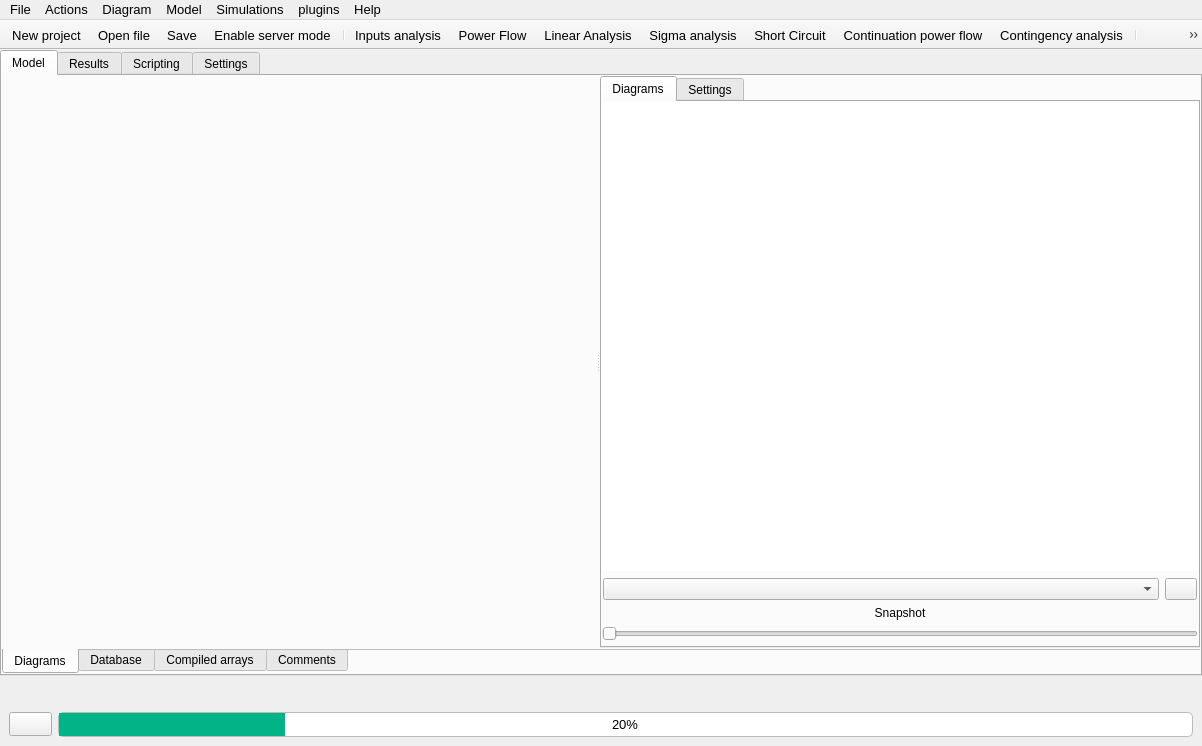
Above: src/GridCal/Gui/Main/MainWindow.ui from SanPen/GridCal before the change. Below: the same form after it.
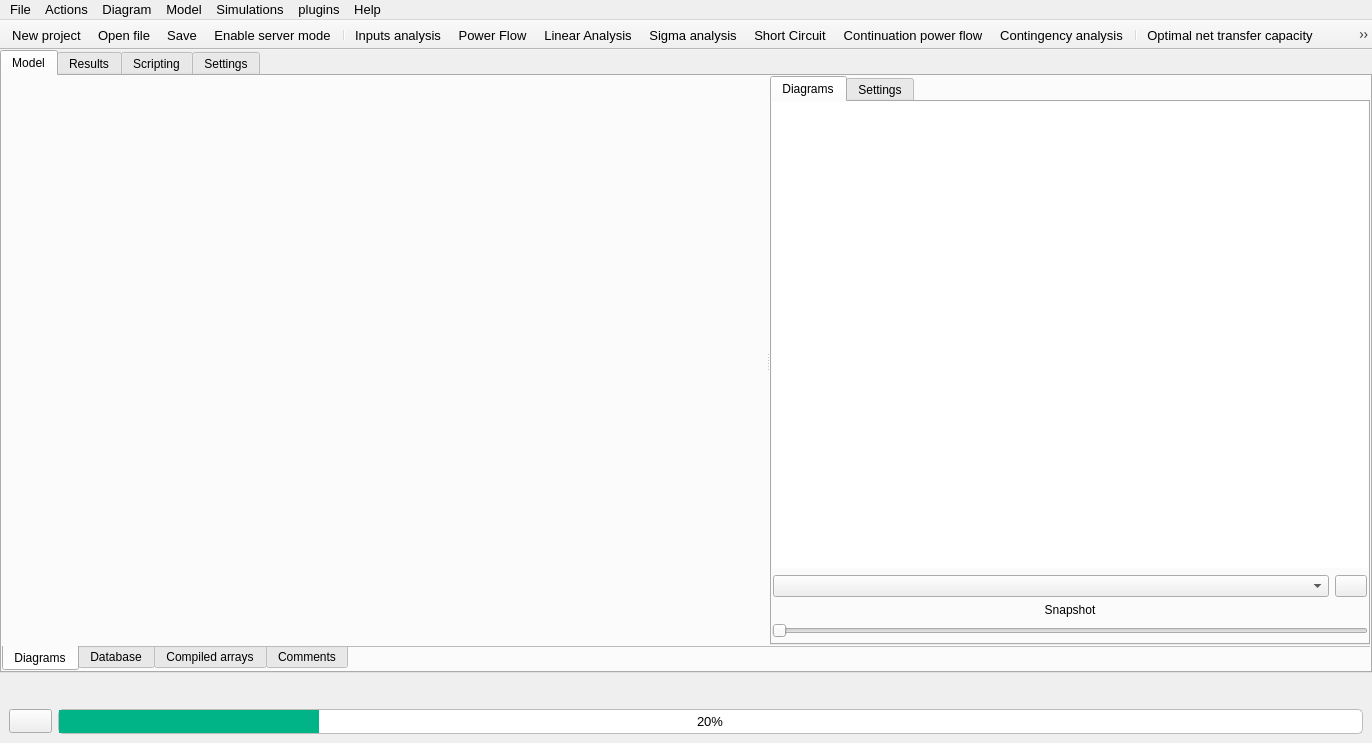
That is the form after the change. Icons and pictures are not drawn.

What changed in the file:
```diff
--- a/src/GridCal/Gui/Main/MainWindow.ui
+++ b/src/GridCal/Gui/Main/MainWindow.ui
@@ -6,8 +6,8 @@
    <rect>
     <x>0</x>
     <y>0</y>
-    <width>1202</width>
-    <height>746</height>
+    <width>1372</width>
+    <height>743</height>
    </rect>
   </property>
   <property name="baseSize">
@@ -9896,7 +9896,7 @@
     <rect>
      <x>0</x>
      <y>0</y>
-     <width>1202</width>
+     <width>1372</width>
      <height>21</height>
     </rect>
    </property>
```
